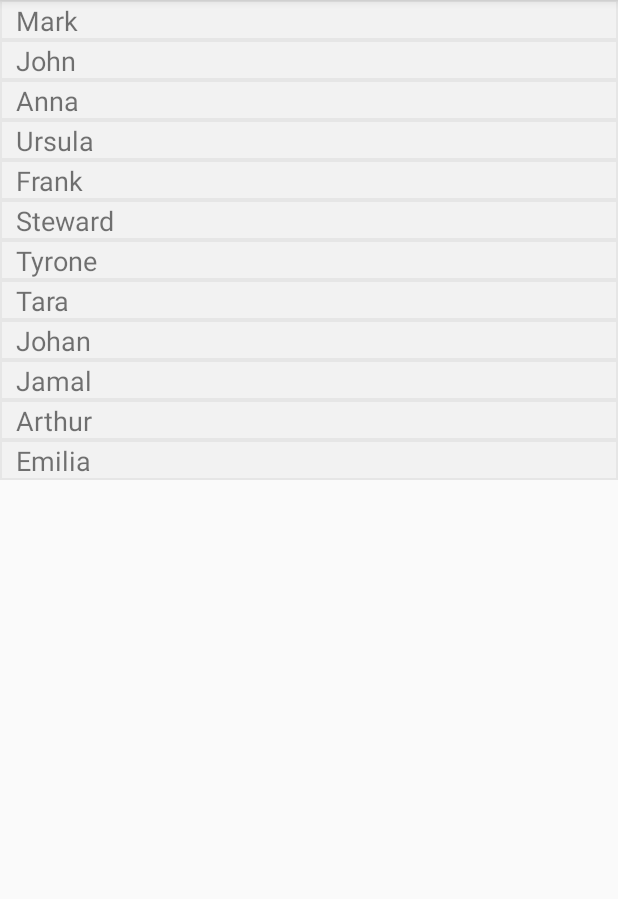
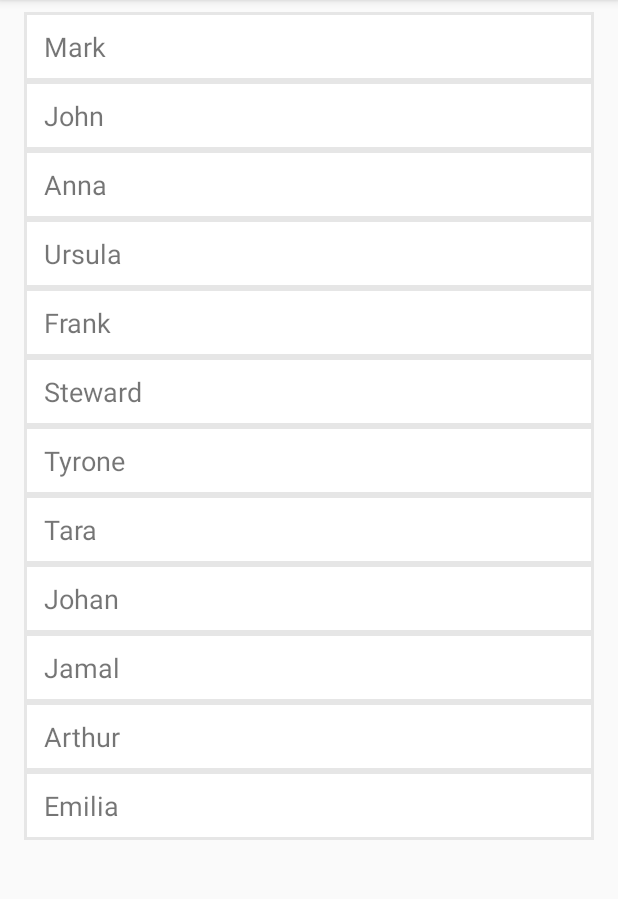
Before and after one commit to tetiana-horobets/android-user-management, an Android app: the screen it shows after launch (UserListActivity), on a phone screen of 412 x 824 dp, the part 84-983 px from its top. Run offline under Robolectric (Android 15) with nearby library versions, the phone set to English and light mode, and no system bars.

Commit message:
add design

```diff
--- a/app/src/main/java/com/example/tetiana/user_management/UserListActivity.java
+++ b/app/src/main/java/com/example/tetiana/user_management/UserListActivity.java
@@ -26,7 +26,7 @@ public class UserListActivity extends AppCompatActivity {
                 TableRow row = new TableRow(this);
                 final TextView textView = new TextView(this);
                 textView.setText(user.getName());
-                textView.setPadding(16, 2, 16, 1);
+                textView.setPadding(20, 16, 16, 16);
                 textView.setTextSize(18);
                 textView.setOnClickListener(new View.OnClickListener() {
 
--- a/app/src/main/res/drawable/row_borders.xml
+++ b/app/src/main/res/drawable/row_borders.xml
@@ -1,7 +1,7 @@
 <?xml version="1.0" encoding="utf-8"?>
 <shape xmlns:android="http://schemas.android.com/apk/res/android" >
 
-    <solid android:color="#F2F2F2" />
-    <stroke android:width="1dp" android:color="#E6E6E6" />
+    <solid android:color="#ffffff" />
+    <stroke android:width="2dp" android:color="#E6E6E6" />
 
 </shape>
--- a/app/src/main/res/layout/user_details_activity.xml
+++ b/app/src/main/res/layout/user_details_activity.xml
@@ -10,8 +10,7 @@
     <RelativeLayout
         android:layout_width="match_parent"
         android:layout_height="0dp"
-        android:layout_weight="1"
-        >
+        android:layout_weight="1">
 
         <ImageView
             android:id="@+id/user_detailed_back"
@@ -28,7 +27,7 @@
             android:layout_marginLeft="16dp"
             android:layout_width="96dp"
             android:layout_height="96dp"
-            app:civ_border_width="2dp"
+            app:civ_border_width="1dp"
             app:civ_border_color="#FF000000"/>
 
     </RelativeLayout>
--- a/app/src/main/res/layout/user_list_activity.xml
+++ b/app/src/main/res/layout/user_list_activity.xml
@@ -1,11 +1,15 @@
 <?xml version="1.0" encoding="utf-8"?>
 <TableLayout xmlns:android="http://schemas.android.com/apk/res/android"
     android:layout_width="match_parent" android:layout_height="match_parent"
-    android:id="@+id/user_list_layout">
+    android:id="@+id/user_list_layout"
+    android:layout_marginLeft="16dp"
+    android:layout_marginBottom="8dp"
+    android:layout_marginRight="16dp"
+    android:layout_marginTop="8dp">
+
     <TableRow
         android:layout_width="match_parent"
-        android:layout_height="match_parent"
-        android:background="#E5E7E9">
+        android:layout_height="match_parent">
+    </TableRow>
 
-    </TableRow>
 </TableLayout>
```
